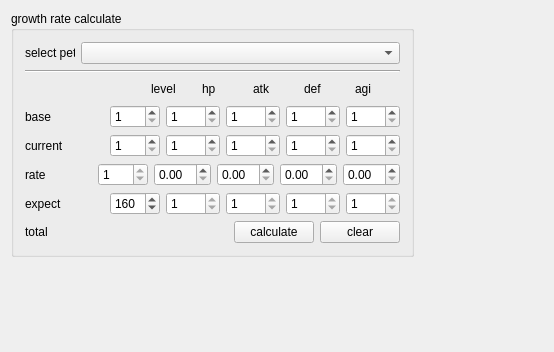
Before: the Qt Designer form SaSH/form/petinfoform.ui in bestkakkoii/SaSH, drawn with Qt 5.
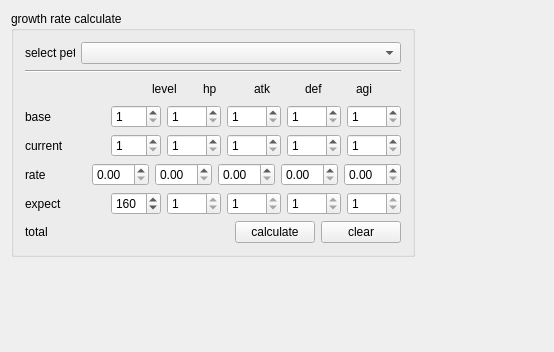
After: the same form once the commit is applied. Custom widgets are drawn as their Qt base class.

Patch:
```diff
--- a/SaSH/form/petinfoform.ui
+++ b/SaSH/form/petinfoform.ui
@@ -364,22 +364,13 @@
              </spacer>
             </item>
             <item>
-             <widget class="QSpinBox" name="spinBox_3">
+             <widget class="QDoubleSpinBox" name="doubleSpinBox">
               <property name="minimumSize">
                <size>
                 <width>50</width>
                 <height>0</height>
                </size>
               </property>
-              <property name="readOnly">
-               <bool>true</bool>
-              </property>
-              <property name="minimum">
-               <number>1</number>
-              </property>
-              <property name="maximum">
-               <number>255</number>
-              </property>
              </widget>
             </item>
             <item>
```
